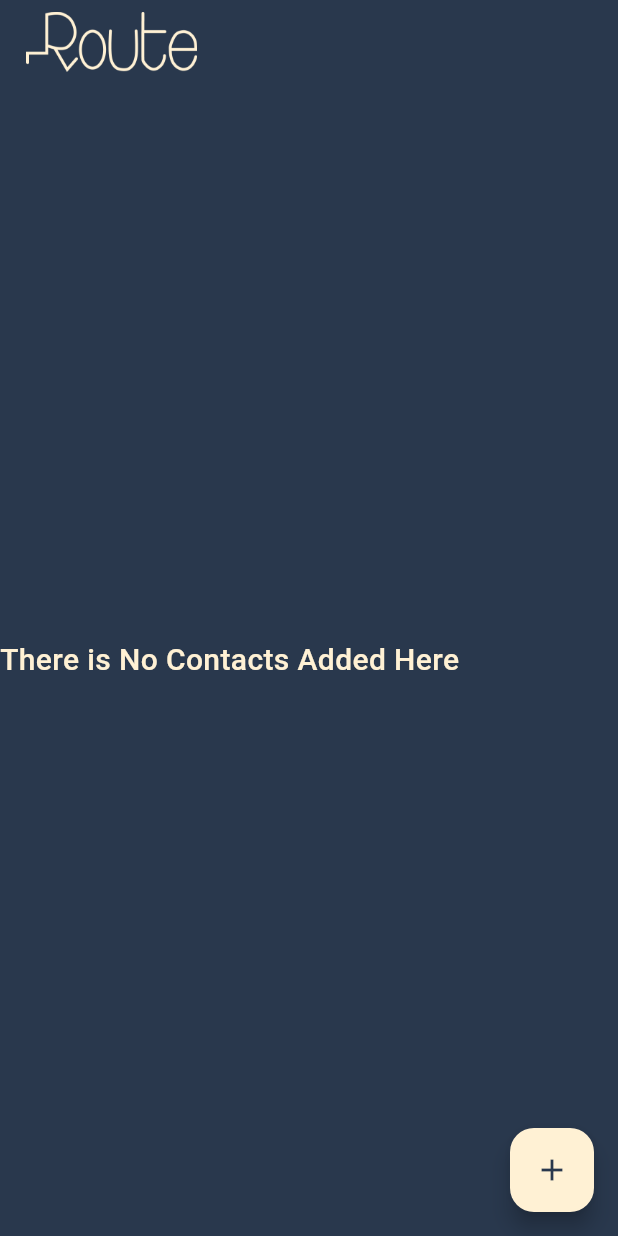
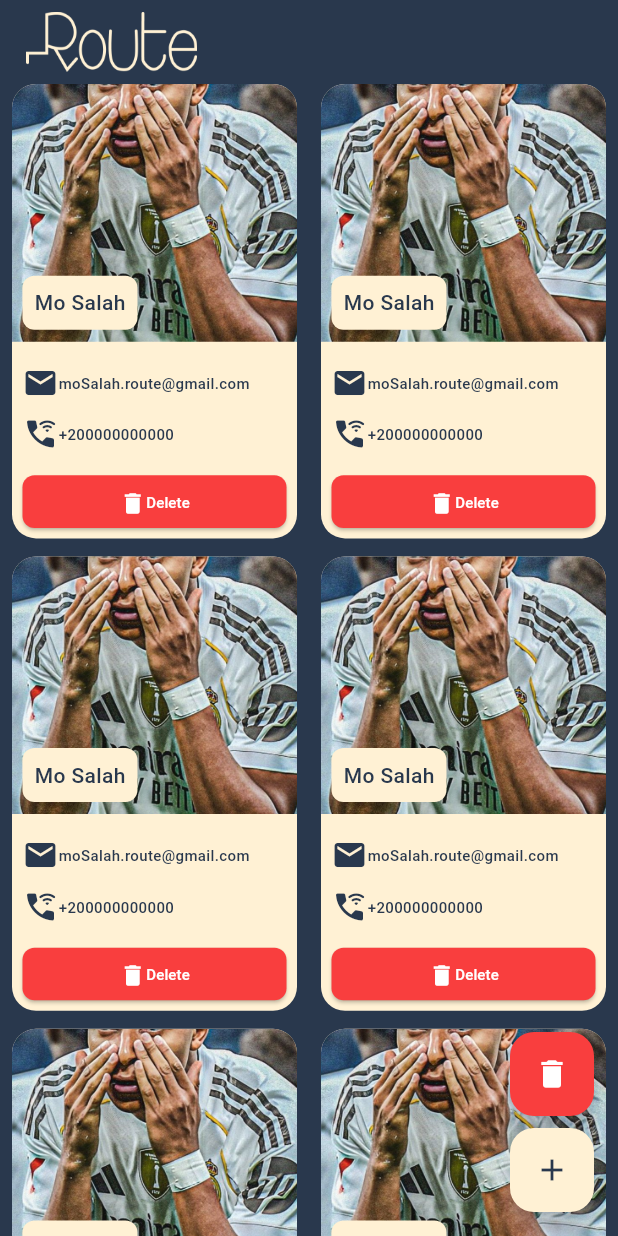
Before and after one commit to Ziad112002/contact_app, a Flutter app: the screen it shows after launch, on a phone screen of 412 x 824 dp. Run offline on Flutter 3.47's test engine with Material 3 defaults, Android fonts, the phone set to English and light mode, and no system bars; our stand-ins replace lottie.

Commit message:
finished app ui

```diff
--- a/lib/screens/home_screen.dart
+++ b/lib/screens/home_screen.dart
@@ -1,22 +1,30 @@
 import 'package:contact/styles/app_colors.dart';
-import 'package:contact/styles/app_text_style.dart';
 import 'package:contact/widgets/add_contact.dart';
+import 'package:contact/widgets/contact_info.dart';
 import 'package:flutter/material.dart';
 import 'package:lottie/lottie.dart';
-
 import '../styles/app_assets.dart';
 
 class HomeScreen extends StatelessWidget {
   static const routeName = "home_screen";
   const HomeScreen({super.key});
-
   @override
   Widget build(BuildContext context) {
     return Scaffold(
       backgroundColor: AppColors.darkBlue,
-      floatingActionButton: FloatingActionButton(
+      floatingActionButton: Column(
+        mainAxisAlignment: MainAxisAlignment.end,
+        children: [
+          FloatingActionButton(
+            backgroundColor: AppColors.orange,
+            child: Icon(Icons.delete, color: AppColors.white),
+            onPressed: () {
+            },
+          ),
+          SizedBox(height: 8,),
+          FloatingActionButton(
             backgroundColor: AppColors.gold,
-        child: Icon(Icons.add,color: AppColors.darkBlue,),
+            child: Icon(Icons.add, color: AppColors.darkBlue),
             onPressed: () {
               showModalBottomSheet(
                 backgroundColor: AppColors.darkBlue,
@@ -24,6 +32,8 @@ class HomeScreen extends StatelessWidget {
                 builder: (context) => AddContact(),
               );
             },
+          ),
+        ],
       ),
       appBar: AppBar(
         backgroundColor: AppColors.darkBlue,
@@ -33,18 +43,27 @@ class HomeScreen extends StatelessWidget {
           height: 40,
         ),
       ),
-      body: Column(
-        mainAxisAlignment: MainAxisAlignment.center,
-        children: [
-          // Center(child: Lottie.asset(AppAssets.emptyListAnimation)),
-          Text(
-            "There is No Contacts Added Here",
-            style: AppTextStyle.gold20Medium,
+      body: GridView.builder(
+        gridDelegate: SliverGridDelegateWithFixedCrossAxisCount(
+
+            crossAxisCount: 2,
+            mainAxisSpacing: 12,
+            childAspectRatio: 0.68,
+
+
         ),
-        ],
+        itemCount: 6,
+        itemBuilder: (_,index) {
+          return ContactInfo();
+        }
       ),
     );
   }
 }
 
 // child:
+// Center(child: Lottie.asset(AppAssets.emptyListAnimation)),
+// Text(
+//   "There is No Contacts Added Here",
+//   style: AppTextStyle.gold20Medium,
+// ),
--- a/lib/styles/app_assets.dart
+++ b/lib/styles/app_assets.dart
@@ -1,5 +1,8 @@
-abstract final class AppAssets{
-  static const String routeLogo="assets/images/logo.png";
-  static const String emptyListAnimation="assets/animations/list gold.json";
-  static const String imagePickerAnimation="assets/animations/image_picker.json";
+abstract final class AppAssets {
+  static const String routeLogo = "assets/images/logo.png";
+  static const String kilyanPhoto = "assets/images/kilyan.jpeg";
+  static const String moPhoto = "assets/images/moface.jpeg";
+  static const String ronaldoPhoto = "assets/images/ronaldo face .jpeg";
+  static const String emptyListAnimation = "assets/animations/list gold.json";
+  static const String imagePickerAnimation = "assets/animations/image_picker.json";
 }
--- a/lib/styles/app_text_style.dart
+++ b/lib/styles/app_text_style.dart
@@ -32,4 +32,9 @@ abstract final class AppTextStyle {
     fontSize: 10,
     fontWeight: FontWeight.w500,
   );
+  static const TextStyle white10Medium = TextStyle(
+    color: AppColors.white,
+    fontSize: 10,
+    fontWeight: FontWeight.w500,
+  );
 }
--- /dev/null
+++ b/lib/widgets/contact_info.dart
@@ -0,0 +1,116 @@
+import 'package:contact/styles/app_assets.dart';
+import 'package:contact/styles/app_colors.dart';
+import 'package:contact/styles/app_text_style.dart';
+import 'package:flutter/material.dart';
+
+class ContactInfo extends StatelessWidget {
+  const ContactInfo({super.key});
+
+  @override
+  Widget build(BuildContext context) {
+    return Container(
+
+      margin: EdgeInsets.symmetric(horizontal: 8),
+      decoration: BoxDecoration(
+        color: AppColors.gold,
+        borderRadius: BorderRadius.circular(16),
+      ),
+      child: Column(
+        children: [
+          Expanded(
+              flex:7,child: buildContactImage()),
+          SizedBox(height: 15),
+          Expanded(
+            child: buildInfoRow(
+              Icon(Icons.mail, color: AppColors.darkBlue),
+              "moSalah.route@gmail.com",
+            ),
+          ),
+          SizedBox(height: 10),
+
+          Expanded(
+            child: buildInfoRow(
+              Icon(Icons.wifi_calling_3_rounded, color: AppColors.darkBlue),
+              "+200000000000",
+            ),
+          ),
+          SizedBox(height: 8),
+
+          Expanded(flex:2,child: buildDeleteButton()),
+
+        ],
+      ),
+    );
+  }
+
+  Stack buildContactImage() {
+    return Stack(
+          children: [
+            Container(
+
+              decoration: BoxDecoration(
+                borderRadius: BorderRadius.only(
+                  topRight: Radius.circular(16),
+                  topLeft: Radius.circular(16),
+                ),
+                image: DecorationImage(
+                  image: AssetImage(AppAssets.kilyanPhoto),
+                  fit: BoxFit.cover,
+                ),
+              ),
+            ),
+            Positioned(
+              bottom: 8,
+              left: 7,
+              child: Container(
+                padding: EdgeInsets.all(8),
+                decoration: BoxDecoration(
+                  color: AppColors.gold,
+                  borderRadius: BorderRadius.circular(8),
+                ),
+                child: Text("Mo Salah", style: AppTextStyle.darkBlue14Medium),
+              ),
+            ),
+          ],
+        );
+  }
+
+  Widget buildInfoRow(Icon icon, String info) {
+    return Padding(
+      padding: const EdgeInsets.only(left: 7),
+      child: Row(
+        children: [
+          icon,
+          Text(info, style: AppTextStyle.darkBlue10Medium),
+        ],
+      ),
+    );
+  }
+
+  Widget buildDeleteButton() {
+    return Padding(
+      padding: const EdgeInsets.symmetric(horizontal:  7,vertical: 7),
+      child: ElevatedButton(
+        onPressed: () {},
+        style: ButtonStyle(
+          backgroundColor: WidgetStatePropertyAll(AppColors.orange),
+          shape: WidgetStatePropertyAll(
+            RoundedRectangleBorder(
+              borderRadius: BorderRadiusGeometry.circular(8),
+            ),
+          ),
+          padding: WidgetStatePropertyAll(
+            EdgeInsets.symmetric(horizontal: 56, vertical: 9.5),
+          ),
+        ),
+        child: Row(
+          mainAxisAlignment: MainAxisAlignment.center,
+          children: [
+            Icon(Icons.delete, color: AppColors.white),
+            Text("Delete", style: AppTextStyle.white10Medium),
+          ],
+        ),
+      ),
+    );
+  }
+}
```
Also changed, not shown: assets/images/kilyan.jpeg (added), assets/images/moface.jpeg (added), assets/images/ronaldo face .jpeg (added), 21 other files. Lines whose indentation alone changed are shown as unchanged.
